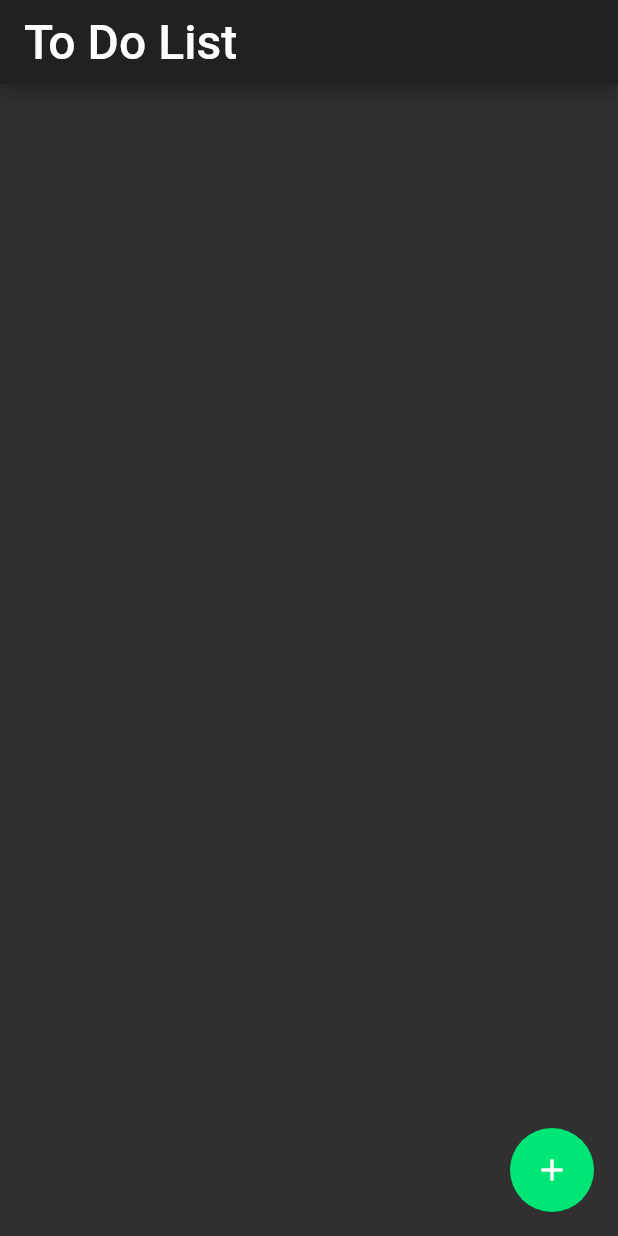
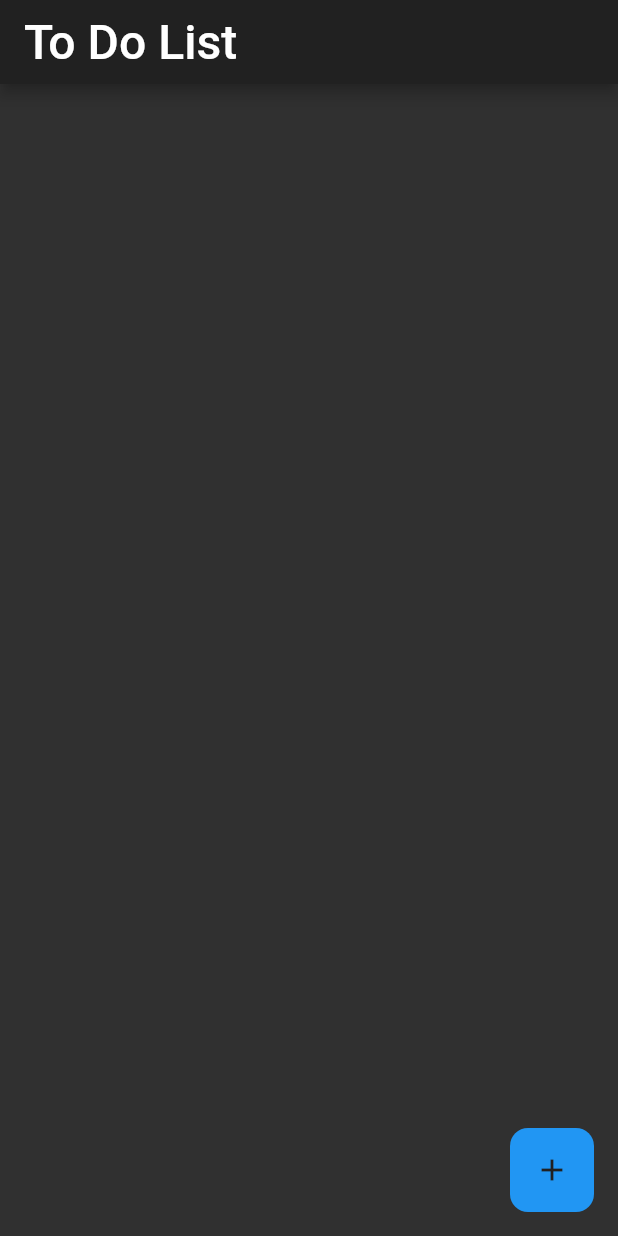
Before and after one commit to harv-bala/To-Do-List, a Flutter app: the screen it shows after launch, on a phone screen of 412 x 824 dp. Run offline on Flutter 3.47's test engine with Material 2 defaults, Android fonts, the phone set to English and light mode, and no system bars.

Commit message:
Text input visual improvements
New task button is now a rounded square, middle 'plus' is dark, text field bar now has more rounded corners.

```diff
--- a/lib/main.dart
+++ b/lib/main.dart
@@ -81,7 +81,8 @@ class _TasksToDoState extends State<TasksToDo> {
       ),
       body: _buildTasks(),
       floatingActionButton: FloatingActionButton(
-        backgroundColor: Colors.greenAccent[400],
+        backgroundColor: Colors.blue,
+        shape: RoundedRectangleBorder(borderRadius: BorderRadius.circular(12)),
         elevation: 0,
         onPressed: () {
           setState(() {
@@ -90,7 +91,7 @@ class _TasksToDoState extends State<TasksToDo> {
         },
         child: Icon(
           Icons.add,
-          color: Colors.white,
+          color: Colors.grey[900],
           ),
       ),
     );
@@ -135,7 +136,7 @@ class _TasksToDoState extends State<TasksToDo> {
                 controller: taskController,
                 decoration: InputDecoration(
                   filled: true,
-                  border: OutlineInputBorder(),
+                  border: OutlineInputBorder(borderRadius: BorderRadius.circular(12)),
                   labelText: "Enter task",
                 ),
                 onFieldSubmitted: (String str) {
```
